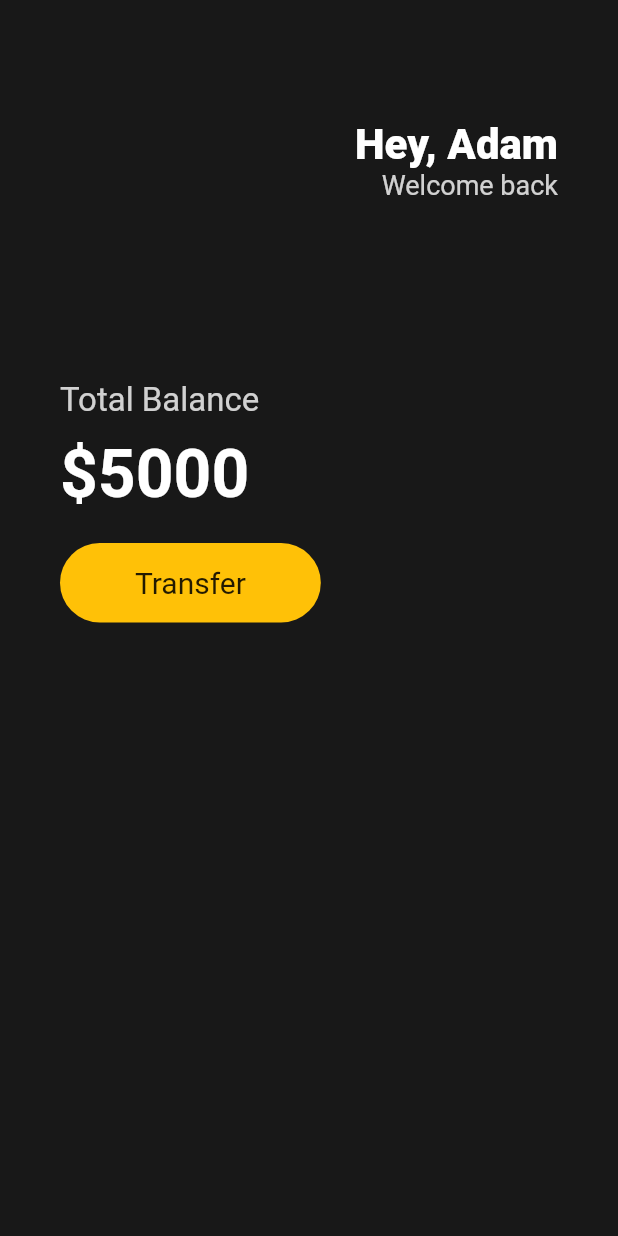
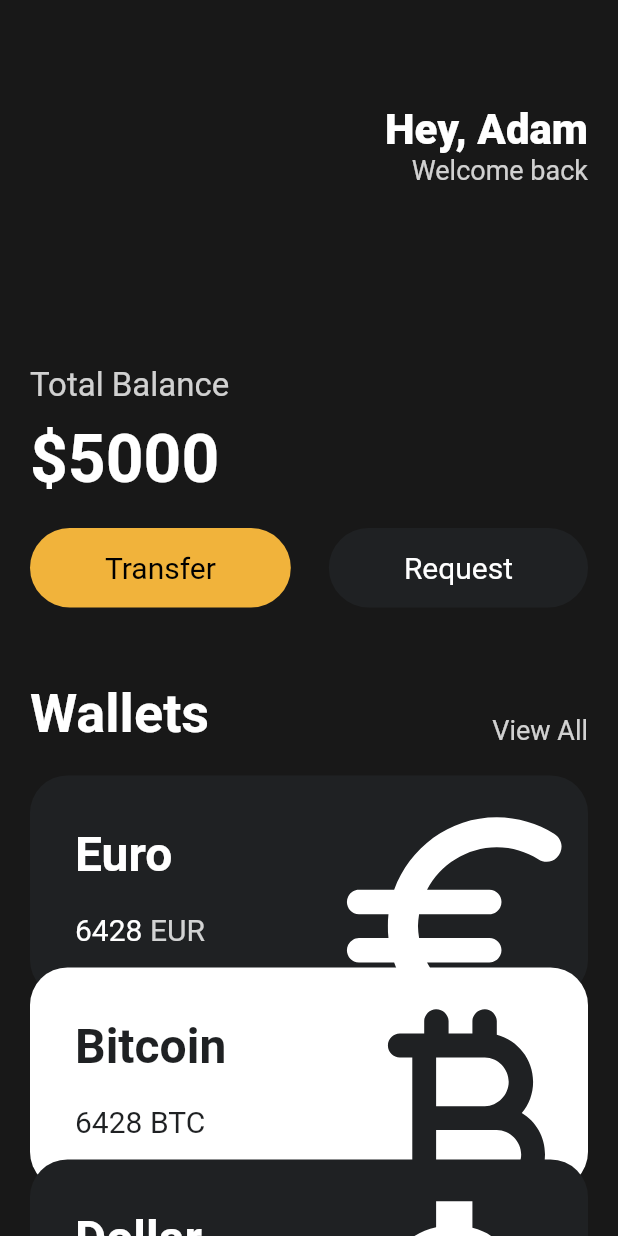
Before and after one commit to yoonhoelee/toonflix, a Flutter app: the screen it shows after launch, on a phone screen of 412 x 824 dp. Run offline on Flutter 3.47's test engine with Material 2 defaults, Android fonts, the phone set to English and light mode, and no system bars.

Commit message:
push after separating button and card

```diff
--- a/lib/main.dart
+++ b/lib/main.dart
@@ -1,4 +1,6 @@
 import 'package:flutter/material.dart';
+import 'package:toonflix/widgets/button.dart';
+import 'package:toonflix/widgets/currency_card.dart';
 
 void main() {
   runApp(App());
@@ -10,15 +12,16 @@ class App extends StatelessWidget {
     return MaterialApp(
       home: Scaffold(
         backgroundColor: const Color(0xFF181818),
-        body: Padding(
+        body: SingleChildScrollView(
+          child: Padding(
             padding: const EdgeInsets.symmetric(
-            horizontal: 40,
+              horizontal: 20,
             ),
             child: Column(
               crossAxisAlignment: CrossAxisAlignment.start,
               children: [
                 const SizedBox(
-                height: 80,
+                  height: 70,
                 ),
                 Row(
                   mainAxisAlignment: MainAxisAlignment.end,
@@ -68,27 +71,76 @@ class App extends StatelessWidget {
                   height: 20,
                 ),
                 Row(
+                  mainAxisAlignment: MainAxisAlignment.spaceBetween,
+                  children: const [
+                    Button(
+                      text: 'Transfer',
+                      bgColor: Color(0xFFF1B33B),
+                      textColor: Colors.black,
+                    ),
+                    Button(
+                      text: 'Request',
+                      bgColor: Color(0xFF1F2123),
+                      textColor: Colors.white,
+                    ),
+                  ],
+                ),
+                const SizedBox(
+                  height: 50,
+                ),
+                Row(
+                  crossAxisAlignment: CrossAxisAlignment.end,
+                  mainAxisAlignment: MainAxisAlignment.spaceBetween,
                   children: [
-                  Container(
-                    decoration: BoxDecoration(
-                        color: Colors.amber,
-                        borderRadius: BorderRadius.circular(45)),
-                    child: const Padding(
-                      padding: EdgeInsets.symmetric(
-                        vertical: 15,
-                        horizontal: 50,
-                      ),
-                      child: Text(
-                        'Transfer',
+                    const Text(
+                      'Wallets',
                       style: TextStyle(
-                          fontSize: 20,
+                        color: Colors.white,
+                        fontSize: 36,
+                        fontWeight: FontWeight.w600,
                       ),
                     ),
+                    Text(
+                      'View All',
+                      style: TextStyle(
+                        color: Colors.white.withOpacity(0.8),
+                        fontSize: 18,
                       ),
-                  )
+                    ),
                   ],
                 ),
+                const SizedBox(
+                  height: 20,
+                ),
+                const CurrencyCard(
+                  name: 'Euro',
+                  code: 'EUR',
+                  amount: '6428',
+                  icon: Icons.euro_rounded,
+                  isInverted: false,
+                ),
+                Transform.translate(
+                  offset: const Offset(0, -20),
+                  child: const CurrencyCard(
+                    name: 'Bitcoin',
+                    code: 'BTC',
+                    amount: '6428',
+                    icon: Icons.currency_bitcoin_rounded,
+                    isInverted: true,
+                  ),
+                ),
+                Transform.translate(
+                  offset: const Offset(0, -40),
+                  child: const CurrencyCard(
+                    name: 'Dollar',
+                    code: 'USD',
+                    amount: '6428',
+                    icon: Icons.attach_money_outlined,
+                    isInverted: false,
+                  ),
+                ),
               ],
+            ),
           ),
         ),
       ),
--- /dev/null
+++ b/lib/widgets/button.dart
@@ -0,0 +1,32 @@
+import 'package:flutter/material.dart';
+
+class Button extends StatelessWidget {
+  final String text;
+  final Color bgColor;
+  final Color textColor;
+
+  const Button(
+      {required this.text, required this.bgColor, required this.textColor});
+
+  @override
+  Widget build(BuildContext context) {
+    // TODO: implement build
+    return Container(
+      decoration: BoxDecoration(
+          color: bgColor, borderRadius: BorderRadius.circular(45)),
+      child: Padding(
+        padding: const EdgeInsets.symmetric(
+          vertical: 15,
+          horizontal: 50,
+        ),
+        child: Text(
+          text,
+          style: TextStyle(
+            color: textColor,
+            fontSize: 20,
+          ),
+        ),
+      ),
+    );
+  }
+}
--- /dev/null
+++ b/lib/widgets/currency_card.dart
@@ -0,0 +1,90 @@
+import 'package:flutter/material.dart';
+
+class CurrencyCard extends StatelessWidget {
+  final String name, code, amount;
+  final IconData icon;
+  final bool isInverted;
+
+  final _blackColor = const Color(0xFF1F2123);
+
+  const CurrencyCard({
+    super.key,
+    required this.name,
+    required this.code,
+    required this.amount,
+    required this.icon,
+    required this.isInverted,
+  });
+
+  @override
+  Widget build(BuildContext context) {
+    return Container(
+      clipBehavior: Clip.hardEdge,
+      decoration: BoxDecoration(
+        color: isInverted ? Colors.white : _blackColor,
+        borderRadius: BorderRadius.circular(25),
+      ),
+      child: Padding(
+        padding: const EdgeInsets.all(30),
+        child: Row(
+          mainAxisAlignment: MainAxisAlignment.spaceBetween,
+          children: [
+            Column(
+              crossAxisAlignment: CrossAxisAlignment.start,
+              children: [
+                Text(
+                  name,
+                  style: TextStyle(
+                    color: isInverted ? _blackColor : Colors.white,
+                    fontSize: 32,
+                    fontWeight: FontWeight.w600,
+                  ),
+                ),
+                const SizedBox(
+                  height: 20,
+                ),
+                Row(
+                  children: [
+                    Text(
+                      amount,
+                      style: TextStyle(
+                        color: isInverted ? _blackColor : Colors.white,
+                        fontSize: 20,
+                      ),
+                    ),
+                    const SizedBox(
+                      width: 5,
+                    ),
+                    Text(
+                      code,
+                      style: TextStyle(
+                        color: isInverted
+                            ? _blackColor
+                            : Colors.white.withOpacity(0.8),
+                        fontSize: 20,
+                      ),
+                    ),
+                  ],
+                )
+              ],
+            ),
+            Transform.scale(
+              scale: 2.2,
+              child: Transform.translate(
+                offset: const Offset(
+                  -5,
+                  12,
+                ),
+                child: Icon(
+                  icon,
+                  color: isInverted ? _blackColor : Colors.white,
+                  size: 88,
+                ),
+              ),
+            )
+          ],
+        ),
+      ),
+    );
+  }
+}
```
Lines whose indentation alone changed are shown as unchanged.
